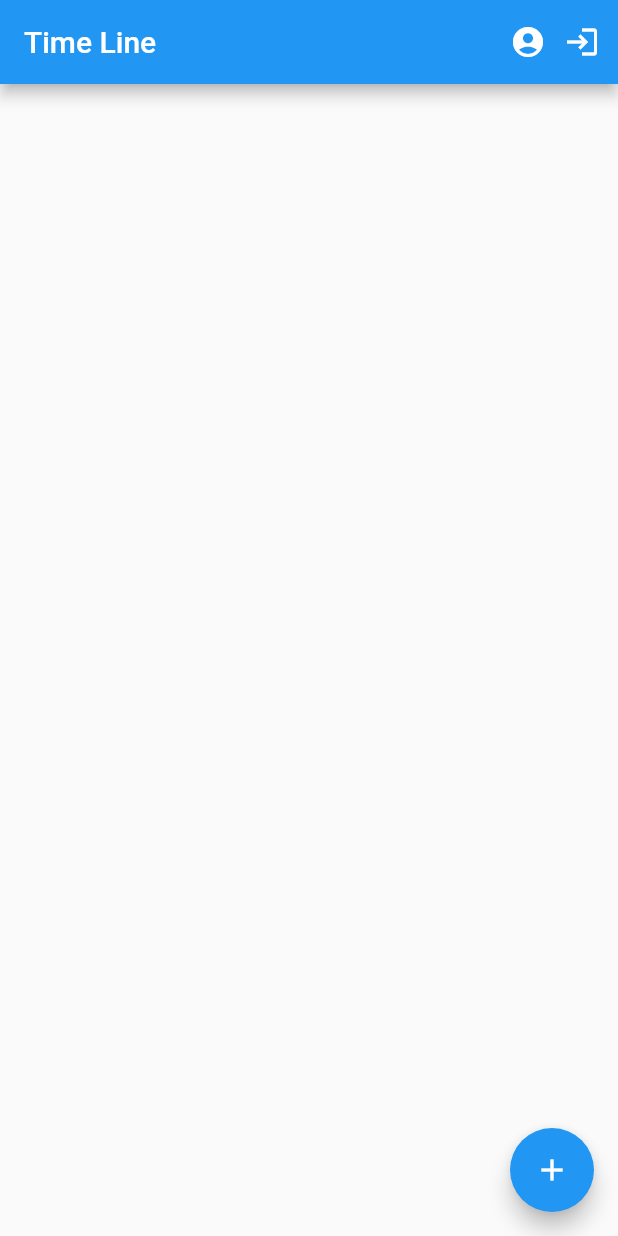
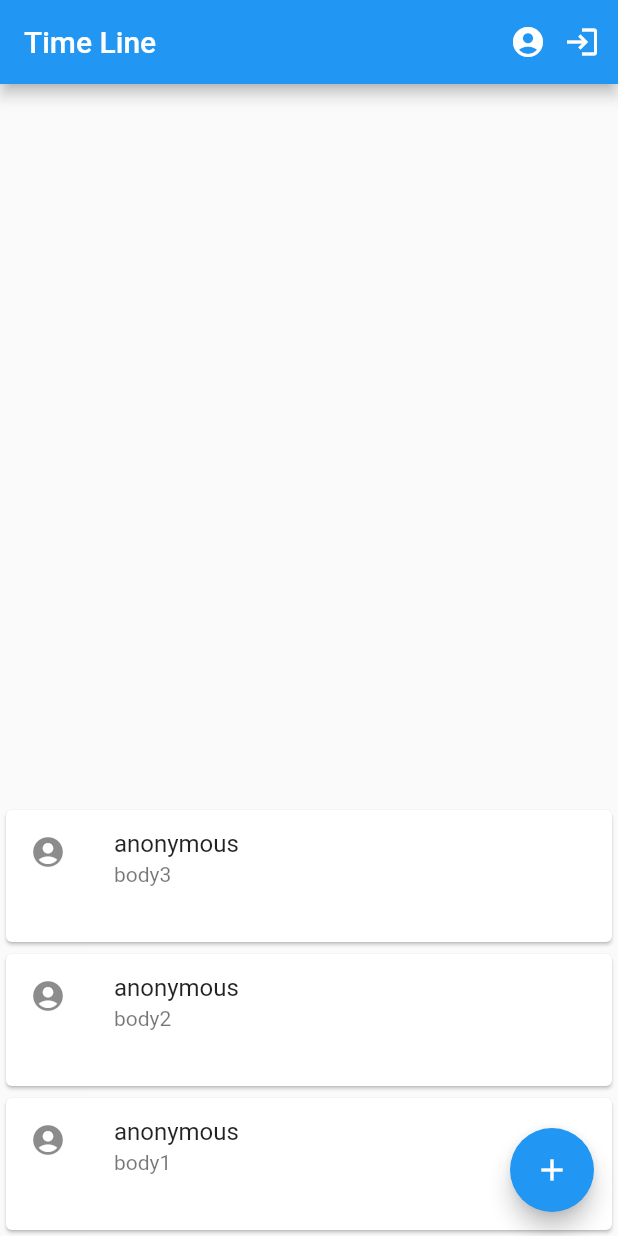
Before and after one commit to MarkingCloud/handson-flutter-sns, a Flutter app: the screen it shows after launch, on a phone screen of 412 x 824 dp. Run offline on Flutter 3.47's test engine with Material 2 defaults, Android fonts, the phone set to English and light mode, and no system bars; our stand-ins replace cloud_firestore, firebase_auth, firebase_core, flutter_hooks, flutter_riverpod, freezed_annotation and 2 more; accounts and stored records are empty.

```diff
--- a/lib/timeline/timeline_view.dart
+++ b/lib/timeline/timeline_view.dart
@@ -72,12 +72,8 @@ class TimeLinePage extends HookWidget {
 
   // bodyの要素
   Widget _timeLine(BuildContext context) {
-    final posts = useProvider(postsProvider);
-    return posts.when(
-      data: (posts) => _timeLineCards(context, posts.toList()),
-      loading: () => const Center(child: CircularProgressIndicator()),
-      error: (err, stackTrace) => Text(err.toString()),
-    );
+    final posts = useProvider(postsProvider).state;
+    return _timeLineCards(context, posts.toList());
   }
 
   Widget _timeLineCards(BuildContext context, List<Post> posts) {
--- a/lib/timeline/timeline_viewmodel.dart
+++ b/lib/timeline/timeline_viewmodel.dart
@@ -1,13 +1,41 @@
 // 依存パッケージ
+import 'package:cloud_firestore/cloud_firestore.dart';
 import 'package:flutter_riverpod/flutter_riverpod.dart';
 
 // 参照ファイル
+import '/abstract/post.dart';
 import '/model/posts_model.dart';
 
 final authProvider = StateProvider((ref) => false);
 
-final postsProvider =
-    Provider.autoDispose((ref) => ref.watch(postsModelProvider));
+// final postsProvider =
+//     Provider.autoDispose((ref) => ref.watch(postsModelProvider));
+
+final postsProvider = StateProvider(
+  (ref) => [
+    Post(
+      user: 'anonymous',
+      body: 'body1',
+      uid: 'anonymous',
+      photoURL: '',
+      timeStamp: DateTime(2021),
+    ),
+    Post(
+      user: 'anonymous',
+      body: 'body2',
+      uid: 'anonymous',
+      photoURL: '',
+      timeStamp: DateTime(2021),
+    ),
+    Post(
+      user: 'anonymous',
+      body: 'body3',
+      uid: 'anonymous',
+      photoURL: '',
+      timeStamp: DateTime(2021),
+    ),
+  ],
+);
 
 Future signIn(StateController user) async {
   user.state = true;
```
